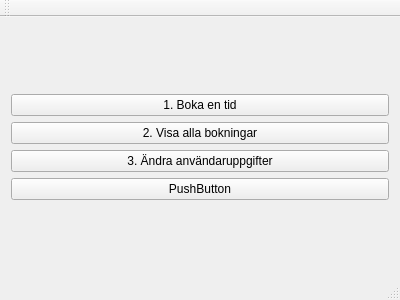
Old version of the form mainwindow.ui in the repository adinaknutsson/BookingSystem.
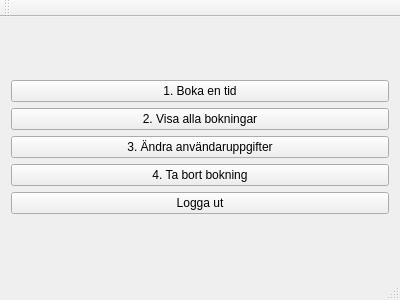
New version of the form.

Diff of the .ui file:
```diff
--- a/mainwindow.ui
+++ b/mainwindow.ui
@@ -41,7 +41,14 @@
       <item>
        <widget class="QPushButton" name="pushButton_4">
         <property name="text">
-         <string>PushButton</string>
+         <string>4. Ta bort bokning</string>
+        </property>
+       </widget>
+      </item>
+      <item>
+       <widget class="QPushButton" name="logOut">
+        <property name="text">
+         <string>Logga ut</string>
         </property>
        </widget>
       </item>
```
Left out of the diff: 2 changed lines with no effect on the pictures.
